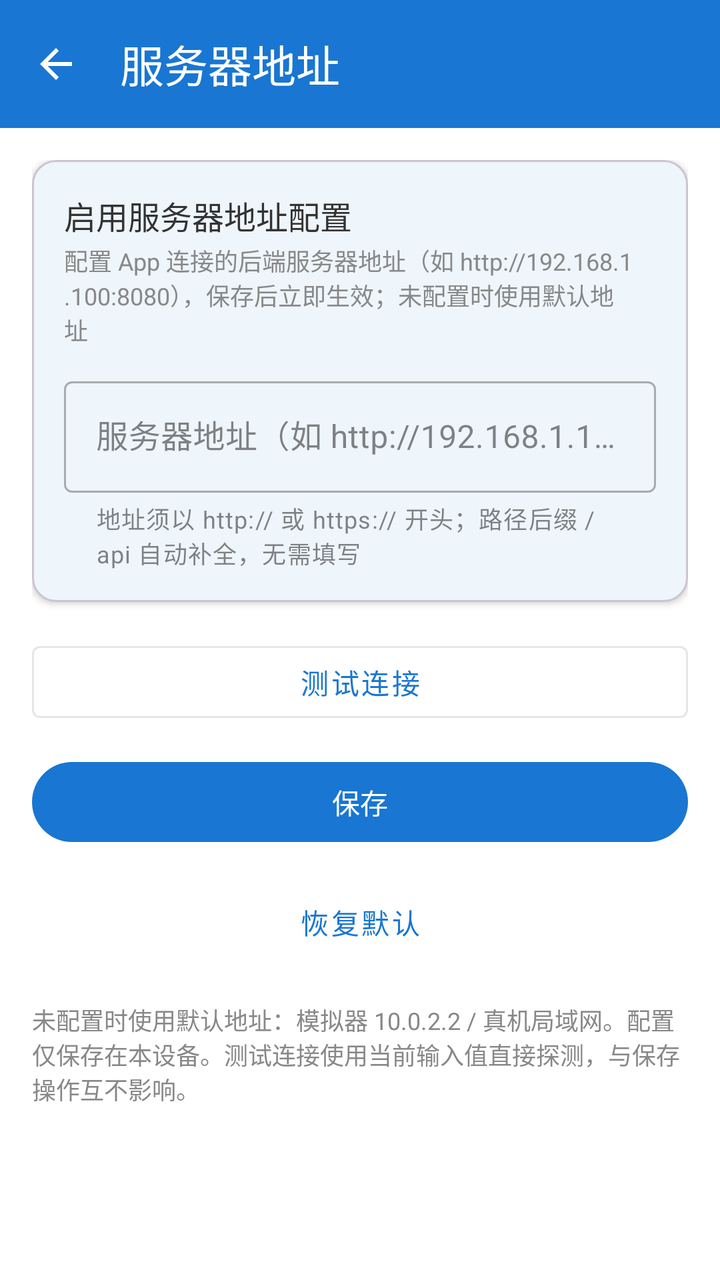
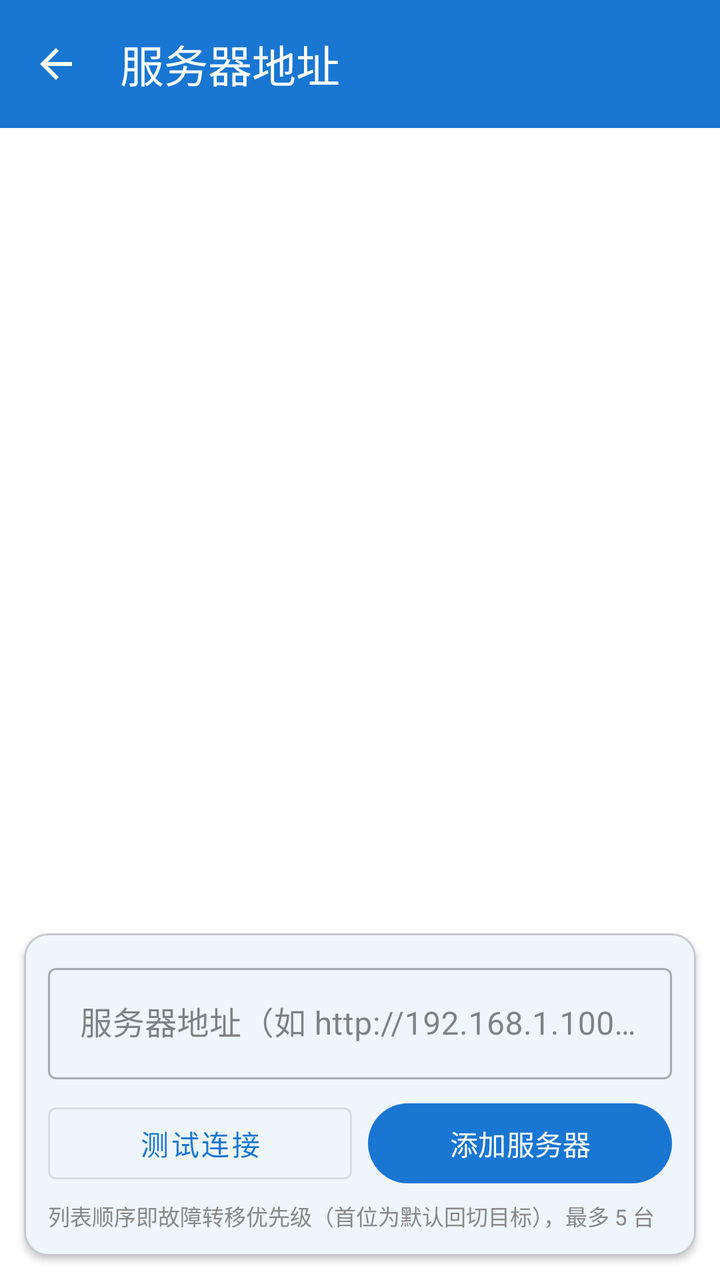

An Android layout rendered at two revisions. The XML below is the earlier revision; the diff shows what the commit changed to produce the second picture.
<!-- AndroidManifest.xml: application theme Theme.Project_Pandora -->
<!-- res/layout/activity_server_config.xml -->
<?xml version="1.0" encoding="utf-8"?>
<layout xmlns:android="http://schemas.android.com/apk/res/android"
    xmlns:app="http://schemas.android.com/apk/res-auto">

    <data>

    </data>

    <androidx.constraintlayout.widget.ConstraintLayout
        android:layout_width="match_parent"
        android:layout_height="match_parent"
        android:background="@color/color_bg_page">

        <com.google.android.material.appbar.MaterialToolbar
            android:id="@+id/toolbar"
            android:layout_width="match_parent"
            android:layout_height="wrap_content"
            android:background="?attr/colorPrimary"
            app:title="@string/server_config_title"
            app:titleTextColor="@android:color/white"
            app:navigationIcon="@drawable/ic_back"
            app:layout_constraintTop_toTopOf="parent" />

        <ScrollView
            android:layout_width="match_parent"
            android:layout_height="0dp"
            android:fillViewport="true"
            android:scrollbars="none"
            app:layout_constraintTop_toBottomOf="@id/toolbar"
            app:layout_constraintBottom_toBottomOf="parent">

            <LinearLayout
                android:layout_width="match_parent"
                android:layout_height="wrap_content"
                android:orientation="vertical"
                android:padding="16dp">

                <com.google.android.material.card.MaterialCardView
                    android:layout_width="match_parent"
                    android:layout_height="wrap_content"
                    android:layout_marginBottom="16dp"
                    app:cardCornerRadius="12dp"
                    app:cardElevation="2dp">

                    <LinearLayout
                        android:layout_width="match_parent"
                        android:layout_height="wrap_content"
                        android:orientation="vertical"
                        android:padding="16dp">

                        <TextView
                            android:layout_width="match_parent"
                            android:layout_height="wrap_content"
                            android:text="@string/server_config_card_title"
                            android:textSize="16sp"
                            android:textColor="@color/color_text_primary" />

                        <TextView
                            android:layout_width="match_parent"
                            android:layout_height="wrap_content"
                            android:layout_marginTop="2dp"
                            android:text="@string/server_config_card_desc"
                            android:textSize="12sp"
                            android:textColor="@color/color_text_secondary" />

                        <com.google.android.material.textfield.TextInputLayout
                            android:id="@+id/til_server_url"
                            style="@style/Widget.MaterialComponents.TextInputLayout.OutlinedBox"
                            android:layout_width="match_parent"
                            android:layout_height="wrap_content"
                            android:layout_marginTop="12dp"
                            android:hint="@string/server_url_input_hint"
                            app:helperText="@string/server_url_input_helper">

                            <com.google.android.material.textfield.TextInputEditText
                                android:id="@+id/edit_server_url"
                                android:layout_width="match_parent"
                                android:layout_height="wrap_content"
                                android:inputType="textUri"
                                android:maxLines="1"
                                android:textColor="@color/color_text_edit_content" />
                        </com.google.android.material.textfield.TextInputLayout>

                    </LinearLayout>
                </com.google.android.material.card.MaterialCardView>

                <com.google.android.material.button.MaterialButton
                    android:id="@+id/btn_test"
                    style="@style/Widget.MaterialComponents.Button.OutlinedButton"
                    android:layout_width="match_parent"
                    android:layout_height="wrap_content"
                    android:layout_marginBottom="12dp"
                    android:text="@string/btn_test_server" />

                <com.google.android.material.button.MaterialButton
                    android:id="@+id/btn_save"
                    android:layout_width="match_parent"
                    android:layout_height="wrap_content"
                    android:layout_marginBottom="12dp"
                    android:text="@string/btn_save_server" />

                <com.google.android.material.button.MaterialButton
                    android:id="@+id/btn_reset"
                    style="@style/Widget.MaterialComponents.Button.TextButton"
                    android:layout_width="match_parent"
                    android:layout_height="wrap_content"
                    android:layout_marginBottom="16dp"
                    android:text="@string/btn_reset_server" />

                <TextView
                    android:layout_width="match_parent"
                    android:layout_height="wrap_content"
                    android:text="@string/server_config_note"
                    android:textSize="12sp"
                    android:textColor="@color/color_text_secondary" />

            </LinearLayout>
        </ScrollView>

    </androidx.constraintlayout.widget.ConstraintLayout>
</layout>
<!-- resources referenced by this layout -->
<resources>
  <color name="color_bg_page">#FFFFFFFF</color>
  <color name="color_text_edit_content">#FF000000</color>
  <color name="color_text_primary">#FF333333</color>
  <color name="color_text_secondary">#FF888888</color>
  <!-- drawable ic_back (drawable) -->
  <vector xmlns:android="http://schemas.android.com/apk/res/android"
      android:width="24dp"
      android:height="24dp"
      android:viewportWidth="24"
      android:viewportHeight="24"
      android:tint="?attr/colorOnPrimary">
      <path
          android:fillColor="@android:color/white"
          android:pathData="M20,11H7.83l5.59,-5.59L12,4l-8,8 8,8 1.41,-1.41L7.83,13H20v-2z" />
  </vector>
  <string name="btn_reset_server">恢复默认</string>
  <string name="btn_save_server">保存</string>
  <string name="btn_test_server">测试连接</string>
  <string name="server_config_card_desc">配置 App 连接的后端服务器地址（如 http://192.168.1.100:8080），保存后立即生效；未配置时使用默认地址</string>
  <string name="server_config_card_title">启用服务器地址配置</string>
  <string name="server_config_note">未配置时使用默认地址：模拟器 10.0.2.2 / 真机局域网。配置仅保存在本设备。测试连接使用当前输入值直接探测，与保存操作互不影响。</string>
  <string name="server_config_title">服务器地址</string>
  <string name="server_url_input_helper">地址须以 http:// 或 https:// 开头；路径后缀 /api 自动补全，无需填写</string>
  <string name="server_url_input_hint">服务器地址（如 http://192.168.1.100:8080）</string>
  <style name="Theme.Project_Pandora" parent="Base.Theme.Project_Pandora" />
  <style name="Base.Theme.Project_Pandora" parent="Theme.Material3.DayNight.NoActionBar">
          
          <item name="colorPrimary">@color/color_calendar_today</item>
          <item name="colorOnPrimary">@color/white</item>
          <item name="colorSurface">@color/color_bg_page</item>
          <item name="colorOnSurface">@color/color_text_primary</item>
          <item name="colorOnSurfaceVariant">@color/color_text_secondary</item>
          <item name="android:colorBackground">@color/color_bg_page</item>
          <item name="android:textColorPrimary">@color/color_text_primary</item>
          <item name="android:textColorSecondary">@color/color_text_secondary</item>
      </style>
  <color name="color_calendar_today">#FF1976D2</color>
  <color name="white">#FFFFFFFF</color>
</resources>

<!-- the commit's change to res/layout/activity_server_config.xml (unified diff, before → after) -->
@@ -21,101 +21,83 @@
             app:navigationIcon="@drawable/ic_back"
             app:layout_constraintTop_toTopOf="parent" />
 
-        <ScrollView
+        <androidx.recyclerview.widget.RecyclerView
+            android:id="@+id/recycler_server_list"
             android:layout_width="match_parent"
             android:layout_height="0dp"
-            android:fillViewport="true"
-            android:scrollbars="none"
+            android:clipToPadding="false"
+            android:paddingHorizontal="12dp"
+            android:paddingTop="8dp"
+            android:paddingBottom="4dp"
+            android:scrollbars="vertical"
             app:layout_constraintTop_toBottomOf="@id/toolbar"
+            app:layout_constraintBottom_toTopOf="@id/add_card" />
+
+        
+        <com.google.android.material.card.MaterialCardView
+            android:id="@+id/add_card"
+            android:layout_width="match_parent"
+            android:layout_height="wrap_content"
+            android:layout_margin="12dp"
+            app:cardCornerRadius="12dp"
+            app:cardElevation="2dp"
             app:layout_constraintBottom_toBottomOf="parent">
 
             <LinearLayout
                 android:layout_width="match_parent"
                 android:layout_height="wrap_content"
                 android:orientation="vertical"
-                android:padding="16dp">
+                android:padding="12dp">
 
-                <com.google.android.material.card.MaterialCardView
+                <com.google.android.material.textfield.TextInputLayout
+                    android:id="@+id/til_server_url"
+                    style="@style/Widget.MaterialComponents.TextInputLayout.OutlinedBox"
                     android:layout_width="match_parent"
                     android:layout_height="wrap_content"
-                    android:layout_marginBottom="16dp"
-                    app:cardCornerRadius="12dp"
-                    app:cardElevation="2dp">
+                    android:hint="@string/server_url_input_hint">
 
-                    <LinearLayout
+                    <com.google.android.material.textfield.TextInputEditText
+                        android:id="@+id/edit_server_url"
                         android:layout_width="match_parent"
                         android:layout_height="wrap_content"
-                        android:orientation="vertical"
-                        android:padding="16dp">
+                        android:inputType="textUri"
+                        android:maxLines="1"
+                        android:textColor="@color/color_text_edit_content" />
+                </com.google.android.material.textfield.TextInputLayout>
 
-                        <TextView
-                            android:layout_width="match_parent"
-                            android:layout_height="wrap_content"
-                            android:text="@string/server_config_card_title"
-                            android:textSize="16sp"
-                            android:textColor="@color/color_text_primary" />
-
-                        <TextView
-                            android:layout_width="match_parent"
-                            android:layout_height="wrap_content"
-                            android:layout_marginTop="2dp"
-                            android:text="@string/server_config_card_desc"
-                            android:textSize="12sp"
-                            android:textColor="@color/color_text_secondary" />
-
-                        <com.google.android.material.textfield.TextInputLayout
-                            android:id="@+id/til_server_url"
-                            style="@style/Widget.MaterialComponents.TextInputLayout.OutlinedBox"
-                            android:layout_width="match_parent"
-                            android:layout_height="wrap_content"
-                            android:layout_marginTop="12dp"
-                            android:hint="@string/server_url_input_hint"
-                            app:helperText="@string/server_url_input_helper">
-
-                            <com.google.android.material.textfield.TextInputEditText
-                                android:id="@+id/edit_server_url"
-                                android:layout_width="match_parent"
-                                android:layout_height="wrap_content"
-                                android:inputType="textUri"
-                                android:maxLines="1"
-                                android:textColor="@color/color_text_edit_content" />
-                        </com.google.android.material.textfield.TextInputLayout>
-
-                    </LinearLayout>
-                </com.google.android.material.card.MaterialCardView>
-
-                <com.google.android.material.button.MaterialButton
-                    android:id="@+id/btn_test"
-                    style="@style/Widget.MaterialComponents.Button.OutlinedButton"
+                <LinearLayout
                     android:layout_width="match_parent"
                     android:layout_height="wrap_content"
-                    android:layout_marginBottom="12dp"
-                    android:text="@string/btn_test_server" />
+                    android:orientation="horizontal"
+                    android:layout_marginTop="8dp">
 
-                <com.google.android.material.button.MaterialButton
-                    android:id="@+id/btn_save"
-                    android:layout_width="match_parent"
-                    android:layout_height="wrap_content"
-                    android:layout_marginBottom="12dp"
-                    android:text="@string/btn_save_server" />
+                    <com.google.android.material.button.MaterialButton
+                        android:id="@+id/btn_test"
+                        style="@style/Widget.MaterialComponents.Button.OutlinedButton"
+                        android:layout_width="0dp"
+                        android:layout_weight="1"
+                        android:layout_height="wrap_content"
+                        android:layout_marginEnd="8dp"
+                        android:text="@string/btn_test_server" />
 
-                <com.google.android.material.button.MaterialButton
-                    android:id="@+id/btn_reset"
-                    style="@style/Widget.MaterialComponents.Button.TextButton"
-                    android:layout_width="match_parent"
-                    android:layout_height="wrap_content"
-                    android:layout_marginBottom="16dp"
-                    android:text="@string/btn_reset_server" />
+                    <com.google.android.material.button.MaterialButton
+                        android:id="@+id/btn_add"
+                        android:layout_width="0dp"
+                        android:layout_weight="1"
+                        android:layout_height="wrap_content"
+                        android:text="@string/btn_add_server" />
+                </LinearLayout>
 
                 <TextView
                     android:layout_width="match_parent"
                     android:layout_height="wrap_content"
-                    android:text="@string/server_config_note"
-                    android:textSize="12sp"
+                    android:layout_marginTop="4dp"
+                    android:text="@string/server_list_note"
+                    android:textSize="11sp"
                     android:textColor="@color/color_text_secondary" />
 
             </LinearLayout>
-        </ScrollView>
+        </com.google.android.material.card.MaterialCardView>
 
     </androidx.constraintlayout.widget.ConstraintLayout>
 </layout>
<!-- resource entries referenced after the edit -->
@@ -15,14 +15,10 @@
           android:fillColor="@android:color/white"
           android:pathData="M20,11H7.83l5.59,-5.59L12,4l-8,8 8,8 1.41,-1.41L7.83,13H20v-2z" />
   </vector>
-  <string name="btn_reset_server">恢复默认</string>
-  <string name="btn_save_server">保存</string>
+  <string name="btn_add_server">添加服务器</string>
   <string name="btn_test_server">测试连接</string>
-  <string name="server_config_card_desc">配置 App 连接的后端服务器地址（如 http://192.168.1.100:8080），保存后立即生效；未配置时使用默认地址</string>
-  <string name="server_config_card_title">启用服务器地址配置</string>
-  <string name="server_config_note">未配置时使用默认地址：模拟器 10.0.2.2 / 真机局域网。配置仅保存在本设备。测试连接使用当前输入值直接探测，与保存操作互不影响。</string>
   <string name="server_config_title">服务器地址</string>
-  <string name="server_url_input_helper">地址须以 http:// 或 https:// 开头；路径后缀 /api 自动补全，无需填写</string>
+  <string name="server_list_note">列表顺序即故障转移优先级（首位为默认回切目标），最多 5 台</string>
   <string name="server_url_input_hint">服务器地址（如 http://192.168.1.100:8080）</string>
   <style name="Theme.Project_Pandora" parent="Base.Theme.Project_Pandora" />
   <style name="Base.Theme.Project_Pandora" parent="Theme.Material3.DayNight.NoActionBar">
